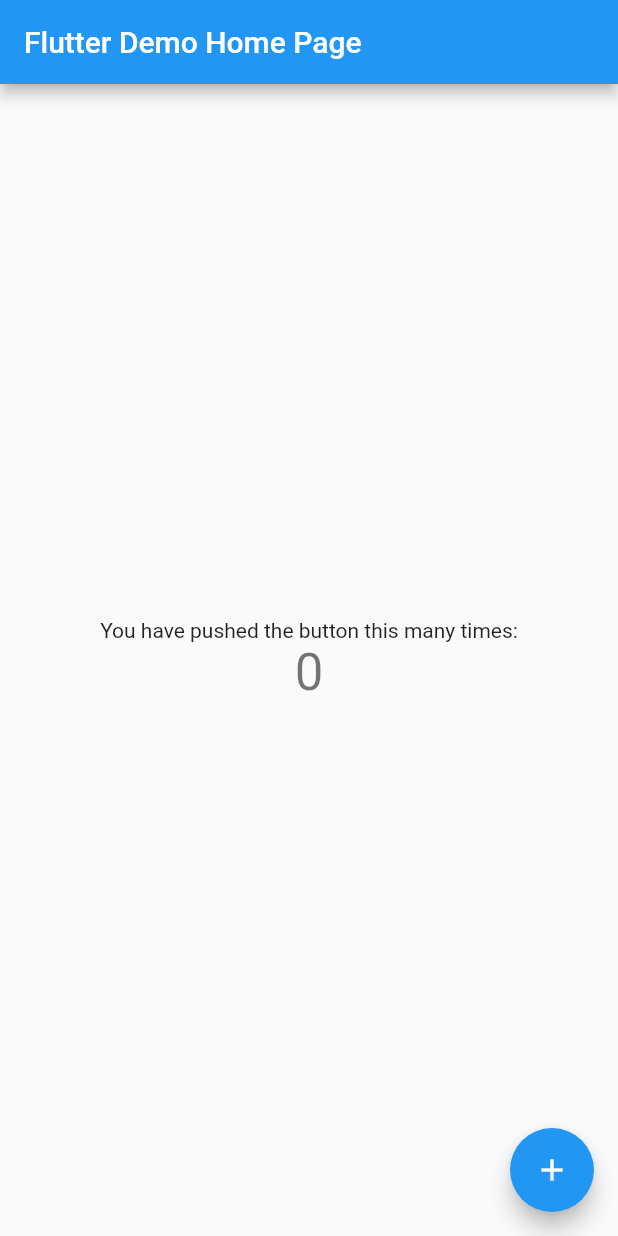
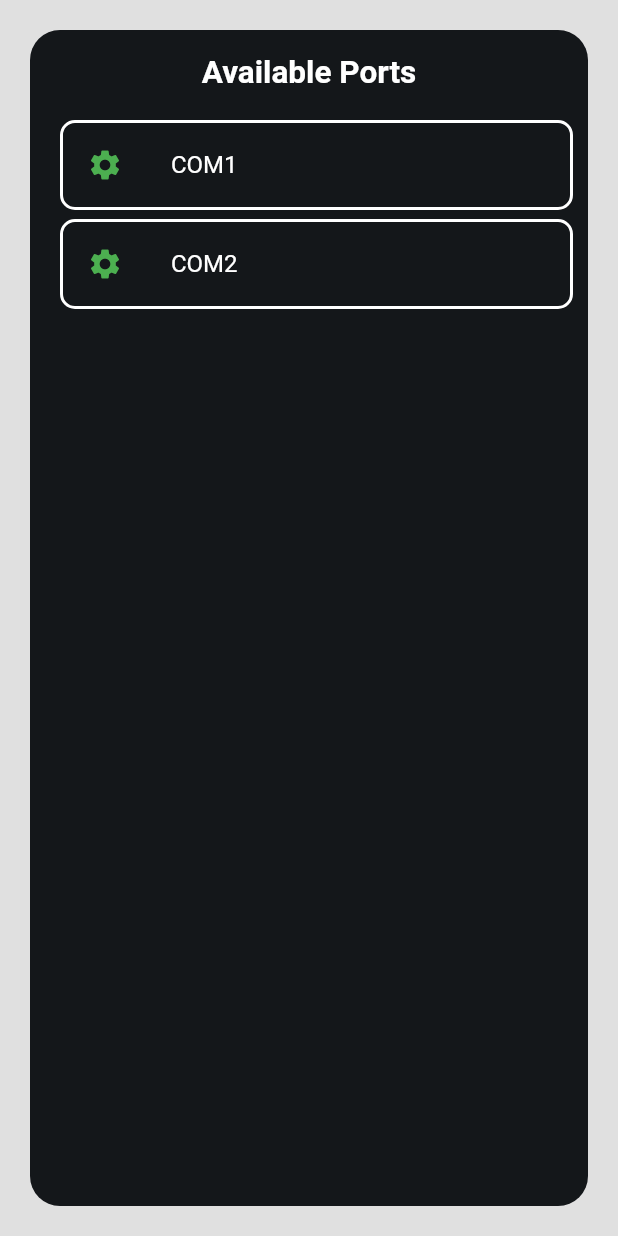
Before and after one commit to alvarohurtadobo/flutter_arduino_oscilloscope, a Flutter app: the screen it shows after launch, on a phone screen of 412 x 824 dp. Run offline on Flutter 3.47's test engine with Material 2 defaults, Android fonts, the phone set to English and light mode, and no system bars; missing offline and left inert: flutter_libserialport; statements that could not run were skipped.

Commit message:
Added tutorial example files

```diff
--- a/lib/main.dart
+++ b/lib/main.dart
@@ -1,4 +1,6 @@
 import 'package:flutter/material.dart';
+import 'package:flutter_libserialport/flutter_libserialport.dart';
+import 'package:flutter_arduino_oscilloscope/io_port_page.dart';
 
 void main() {
   runApp(const MyApp());
@@ -11,62 +13,104 @@
   @override
   Widget build(BuildContext context) {
     return MaterialApp(
-      title: 'Flutter Demo',
       theme: ThemeData(
-        primarySwatch: Colors.blue,
+        primarySwatch: Colors.deepPurple,
+
+        scaffoldBackgroundColor: Colors.grey[300],
+        // splashColor: Colors.bl,
+        primaryColor: Color(0xFF12181b),
+        appBarTheme: AppBarTheme(
+          color: Color(0xFF12181b),
+        ),
+        // scaffoldBackgroundColor: Colors.black,
       ),
-      home: const MyHomePage(title: 'Flutter Demo Home Page'),
+      title: 'Flutter Serial App',
+      home: PortsPage(),
     );
   }
 }
 
-class MyHomePage extends StatefulWidget {
-  const MyHomePage({super.key, required this.title});
-
-  final String title;
+class PortsPage extends StatefulWidget {
+  const PortsPage({super.key});
 
   @override
-  State<MyHomePage> createState() => _MyHomePageState();
+  State<PortsPage> createState() => _PortsPageState();
 }
 
-class _MyHomePageState extends State<MyHomePage> {
-  int _counter = 0;
+class _PortsPageState extends State<PortsPage> {
+  List<String> availablePorts = ["COM1", "COM2"];
 
-  void _incrementCounter() {
-    setState(() {
-      _counter++;
-    });
+  @override
+  void initState() {
+    super.initState();
+    initPorts();
+  }
+
+  void initPorts() {
+    print(SerialPort.availablePorts);
+    setState(
+      () => {
+        availablePorts.addAll(SerialPort.availablePorts),
+      },
+    );
   }
 
   @override
   Widget build(BuildContext context) {
     return Scaffold(
-      appBar: AppBar(
-        // Here we take the value from the MyHomePage object that was created by
-        // the App.build method, and use it to set our appbar title.
-        title: Text(widget.title),
+      body: Container(
+        decoration: BoxDecoration(
+          color: const Color.fromARGB(247, 13, 16, 20),
+          borderRadius: BorderRadius.circular(20),
+        ),
+        margin: EdgeInsets.all(20),
+        constraints: BoxConstraints(),
+        child: Scrollbar(
+            child: ListView(
+          children: [
+            const Padding(
+              padding: EdgeInsets.all(16),
+              child: Center(
+                child: Text(
+                  "Available Ports",
+                  style: TextStyle(
+                    fontSize: 21,
+                    fontWeight: FontWeight.w600,
+                    color: Colors.white,
+                  ),
+                ),
+              ),
+            ),
+            for (final port in availablePorts)
+              Builder(
+                builder: (context) {
+                  return Container(
+                    margin: const EdgeInsets.fromLTRB(20, 3, 10, 3),
+                    decoration: BoxDecoration(
+                        border: Border.all(width: 2, color: Colors.white),
+                        borderRadius: BorderRadius.circular(10)),
+                    child: ListTile(
+                      textColor: Colors.white,
+                      title: Text(port),
+                      leading: const Icon(Icons.settings),
+                      iconColor: Colors.green[500],
+                      onTap: () {
+                        Navigator.push(
+                          context,
+                          MaterialPageRoute(
+                            builder: (context) => IOPortPage(
+                              portName: port,
+                            ),
+                          ),
+                        );
+                      },
+                    ),
+                  );
+                },
+              ),
+          ],
+        )),
       ),
-      body: Center(
-        // Center is a layout widget. It takes a single child and positions it
-        // in the middle of the parent.
-        child: Column(
-          mainAxisAlignment: MainAxisAlignment.center,
-          children: <Widget>[
-            const Text(
-              'You have pushed the button this many times:',
-            ),
-            Text(
-              '$_counter',
-              style: Theme.of(context).textTheme.headlineMedium,
-            ),
-          ],
-        ),
-      ),
-      floatingActionButton: FloatingActionButton(
-        onPressed: _incrementCounter,
-        tooltip: 'Increment',
-        child: const Icon(Icons.add),
-      ), // This trailing comma makes auto-formatting nicer for build methods.
     );
   }
 }
--- a/pubspec.yaml
+++ b/pubspec.yaml
@@ -30,6 +30,7 @@
 dependencies:
   flutter:
     sdk: flutter
+  flutter_libserialport: ^0.3.0
 
 
   # The following adds the Cupertino Icons font to your application.
```
Also changed, not shown: lib/io_port_page.dart (added, +212 -0 lines), pubspec.lock, 11 other files.
